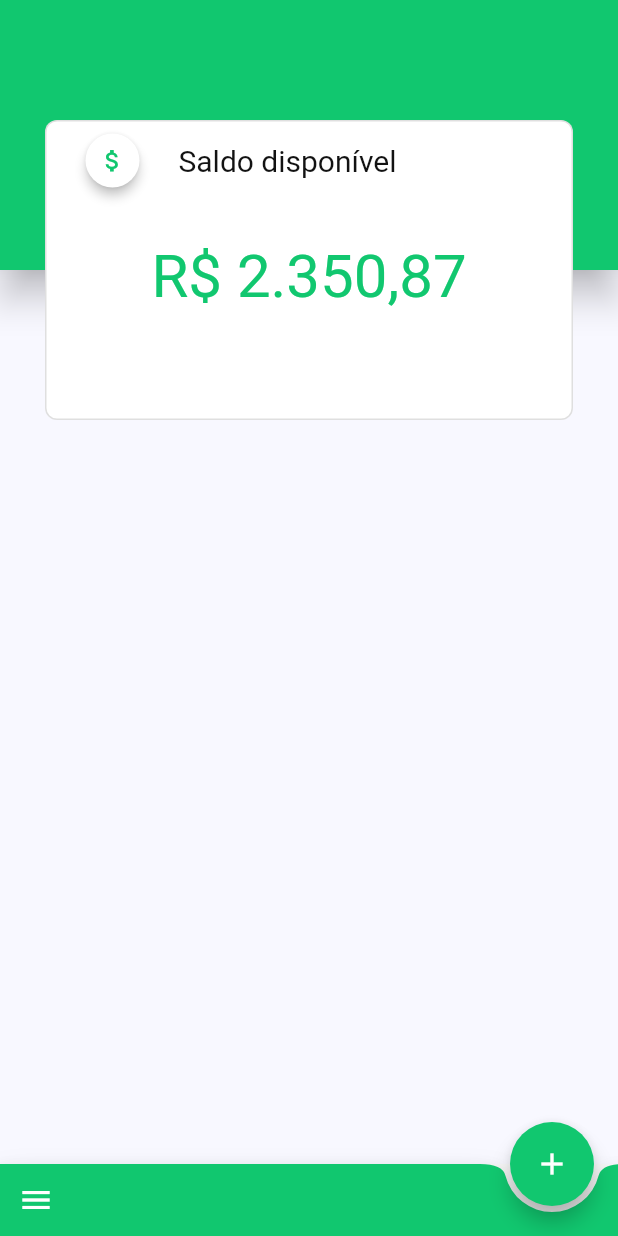
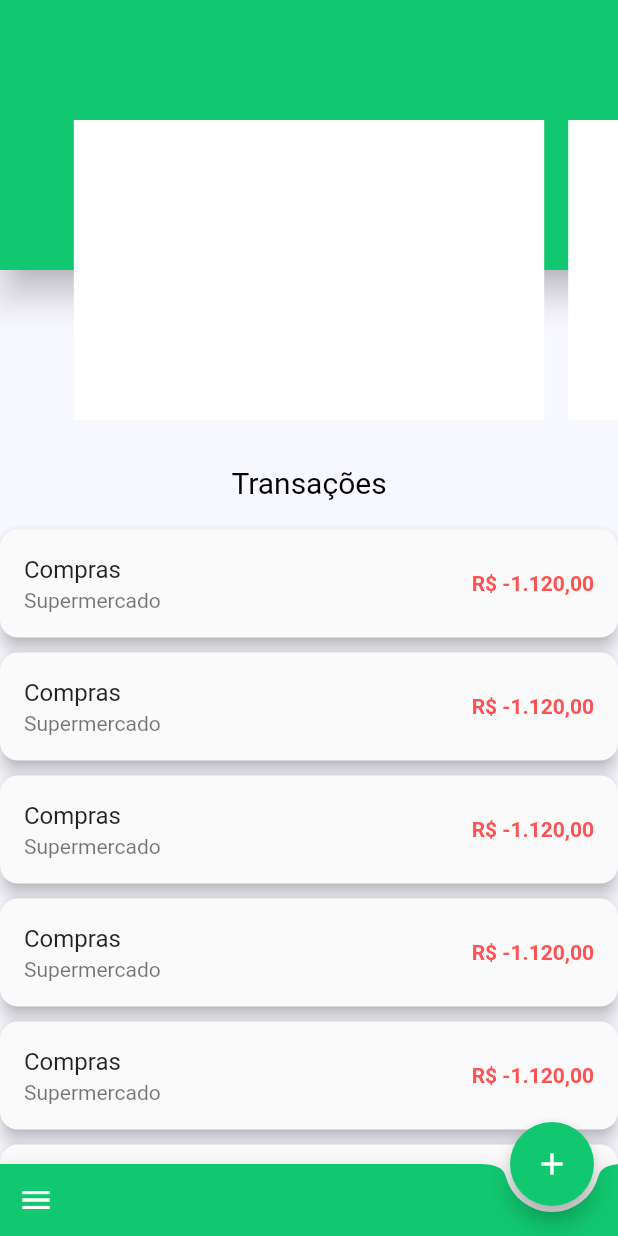
Before and after one commit to heycristhian/flutter-seucontrolefinanceiro, a Flutter app: the screen it shows after launch, on a phone screen of 412 x 824 dp. Run offline on Flutter 3.47's test engine with Material 2 defaults, Android fonts, the phone set to English and light mode, and no system bars.

Commit message:
Iniciando a segunda tela do app (Insercao de Despesa

```diff
--- a/Projeto V2/dz_finance/lib/main.dart
+++ b/Projeto V2/dz_finance/lib/main.dart
@@ -5,6 +5,10 @@ void main() {
   runApp(
     MaterialApp(
       title: "DZ-Finance",
+      theme: ThemeData(
+        primaryColor: Color.fromRGBO(17, 199, 111, 1),
+        primaryColorDark: Color.fromRGBO(18, 18, 18, 1)
+      ),
       home: Home(),
     )
   );
--- a/Projeto V2/dz_finance/lib/ui/home.dart
+++ b/Projeto V2/dz_finance/lib/ui/home.dart
@@ -1,4 +1,6 @@
 import 'package:dz_finance/ui/about.dart';
+import 'package:dz_finance/ui/insertMoney.dart';
+import 'package:flutter/cupertino.dart';
 import 'package:flutter/material.dart';
 
 class Home extends StatefulWidget {
@@ -7,6 +9,8 @@ class Home extends StatefulWidget {
 }
 
 class _HomeState extends State<Home> {
+  List<String> novaLista = ["1", "2", "3"];
+
   BoxDecoration myBoxDecoration() {
     return BoxDecoration(
         border: Border.all(width: 1, color: Color.fromRGBO(0, 0, 0, .125)),
@@ -28,73 +32,101 @@ class _HomeState extends State<Home> {
         elevation: 10.0,
         child: Container(
           height: 180,
-          color: Color.fromRGBO(17, 199, 111, 1),
+          color: Theme.of(context).primaryColor,
           padding: EdgeInsets.all(0),
         ));
   }
 
-  Widget myMainCard() {
+  Widget myDashboard() {
     return Padding(
-      padding: const EdgeInsets.fromLTRB(30, 80, 30, 30),
+      padding: const EdgeInsets.only(top: 80),
       child: Container(
         height: 200,
-        decoration: myBoxDecoration(),
+        child: PageView(
+          controller: PageController(viewportFraction: 0.8),
+          scrollDirection: Axis.horizontal,
+          pageSnapping: true,
+          children: <Widget>[
+            Container(
+              margin: const EdgeInsets.symmetric(horizontal: 8),
+              color: Colors.white,
+              width: 100,
+            ),
+            Container(
+              margin: const EdgeInsets.symmetric(horizontal: 8),
+              color: Colors.white,
+              width: 100,
+            ),
+            Container(
+              margin: const EdgeInsets.symmetric(horizontal: 8),
+              color: Colors.white,
+              width: 100,
+            ),
+          ],
+        ),
+      ),
+    );
+  }
+
+  Widget _body() {
+    return SingleChildScrollView(
+      child: Container(
+        color: Color.fromRGBO(248, 248, 255, 1),
+        //color: Colors.red,
         child: Column(
           children: <Widget>[
-            Row(
-              mainAxisAlignment: MainAxisAlignment.start,
+            Stack(
               children: <Widget>[
-                Column(
-                  children: <Widget>[
-                    Padding(
-                      padding: const EdgeInsets.fromLTRB(0, 2, 0, 0),
-                      child: RawMaterialButton(
-                        onPressed: () {},
-                        child: Icon(
-                          Icons.attach_money,
-                          color: Color.fromRGBO(17, 199, 111, 1),
-                          size: 19.0,
-                        ),
-                        shape: CircleBorder(),
-                        elevation: 3.0,
-                        fillColor: Colors.white,
-                        padding: const EdgeInsets.all(1.0),
-                      ),
-                    ),
-                  ],
-                ),
-                Column(
-                  children: <Widget>[
-                    Container(
-                      padding: const EdgeInsets.fromLTRB(0, 2, 0, 0),
-                      child: Center(
-                        child: Text(
-                          "Saldo disponível",
-                          style: TextStyle(
-                              fontSize: 20.0,
-                              color: Color.fromRGBO(18, 18, 18, 1)),
-                        ),
-                      ),
-                    )
-                  ],
-                ),
+                myAppBar(),
+                myDashboard(),
               ],
             ),
-            Row(
-              mainAxisAlignment: MainAxisAlignment.center,
-              children: <Widget>[
-                Container(
-                  padding: const EdgeInsets.fromLTRB(0, 30, 0, 0),
-                  child: Text(
-                    'R\$ 2.350,87',
-                    style: TextStyle(
-                        color: Color.fromRGBO(17, 199, 111, 1), fontSize: 40.0),
-                  ),
-                )
-              ],
-            )
+            SizedBox(
+              height: 30,
+            ),
+            Text("Transações",
+                style: TextStyle(color: Colors.black, fontSize: 20)),
+            SizedBox(
+              height: 20,
+            ),
+            _historico(),
+            SizedBox(height: 10),
+            _historico(),
+            SizedBox(height: 10),
+            _historico(),
+            SizedBox(height: 10),
+            _historico(),
+            SizedBox(height: 10),
+            _historico(),
+            SizedBox(height: 10),
+            _historico(),
+            SizedBox(height: 10),
+            _historico(),
+            SizedBox(height: 10),
+            _historico(),
+            SizedBox(height: 10),
           ],
         ),
+      ),
+    );
+  }
+
+  Widget _historico() {
+    return Material(
+      elevation: 5.0,
+      borderRadius: BorderRadius.all(Radius.circular(12.0)),
+      child: Column(
+        children: <Widget>[
+          ListTile(
+            title: Text("Compras"),
+            subtitle: Text("Supermercado"),
+            trailing: Text(
+              "R\$ -1.120,00",
+              style: TextStyle(
+                  color: Colors.redAccent, fontWeight: FontWeight.w700),
+            ),
+          ),
+        ],
       ),
     );
   }
@@ -103,7 +135,7 @@ class _HomeState extends State<Home> {
   Widget build(BuildContext context) {
     return Scaffold(
         drawer: Drawer(
-          child: ListView(
+          child: Column(
             children: <Widget>[
               UserAccountsDrawerHeader(
                 accountName: Text("Cristhian Dias"),
@@ -121,29 +153,36 @@ class _HomeState extends State<Home> {
                         image: NetworkImage(
                             "https://img00.deviantart.net/35f0/i/2015/018/2/6/low_poly_landscape__the_river_cut_by_bv_designs-d8eib00.jpg"))),
               ),
+              SizedBox(height: 10),
               ListTile(
                 title: Text("Página Inicial"),
-                trailing: Icon(Icons.home,
-                color: Colors.blueAccent,),
+                trailing: Icon(
+                  Icons.home,
+                  color: Colors.blueAccent,
+                ),
               ),
               Divider(),
               ListTile(
                 title: Text("Sobre"),
-                trailing: Icon(Icons.description,
-                color: Colors.orangeAccent,),
+                trailing: Icon(
+                  Icons.description,
+                  color: Colors.orangeAccent,
+                ),
                 onTap: () {
                   Navigator.of(context).pop();
                   Navigator.push(
                       context,
-                      MaterialPageRoute(
+                      CupertinoPageRoute(
                           builder: (BuildContext context) => PageAbout()));
                 },
               ),
               Divider(),
               ListTile(
                 title: Text("Sair"),
-                trailing: Icon(Icons.close,
-                color: Colors.redAccent,),
+                trailing: Icon(
+                  Icons.close,
+                  color: Colors.redAccent,
+                ),
                 onTap: () => Navigator.of(context).pop(),
               ),
             ],
@@ -152,11 +191,16 @@ class _HomeState extends State<Home> {
         floatingActionButtonLocation: FloatingActionButtonLocation.endDocked,
         floatingActionButton: FloatingActionButton(
           child: const Icon(Icons.add, color: Colors.white),
-          onPressed: () {},
-          backgroundColor: Color.fromRGBO(17, 199, 111, 1),
+          onPressed: () {
+            Navigator.push(
+                context,
+                MaterialPageRoute(
+                    builder: (BuildContext context) => InsertMoney()));
+          },
+          backgroundColor: Theme.of(context).primaryColor,
         ),
         bottomNavigationBar: BottomAppBar(
-          color: Color.fromRGBO(17, 199, 111, 1),
+          color: Theme.of(context).primaryColor,
           shape: CircularNotchedRectangle(),
           notchMargin: 4.0,
           child: Row(
@@ -171,19 +215,6 @@ class _HomeState extends State<Home> {
             ],
           ),
         ),
-        body: Container(
-          color: Color.fromRGBO(248, 248, 255, 1),
-          child: ListView(
-            padding: EdgeInsets.all(0),
-            children: <Widget>[
-              Stack(
-                children: <Widget>[
-                  myAppBar(),
-                  myMainCard(),
-                ],
-              ),
-            ],
-          ),
-        ));
+        body: _body());
   }
 }
```
Also changed, not shown: Projeto V2/dz_finance/lib/ui/about.dart (+2 -5 lines), Projeto V2/dz_finance/lib/ui/insertMoney.dart (added, +57 -0 lines).
